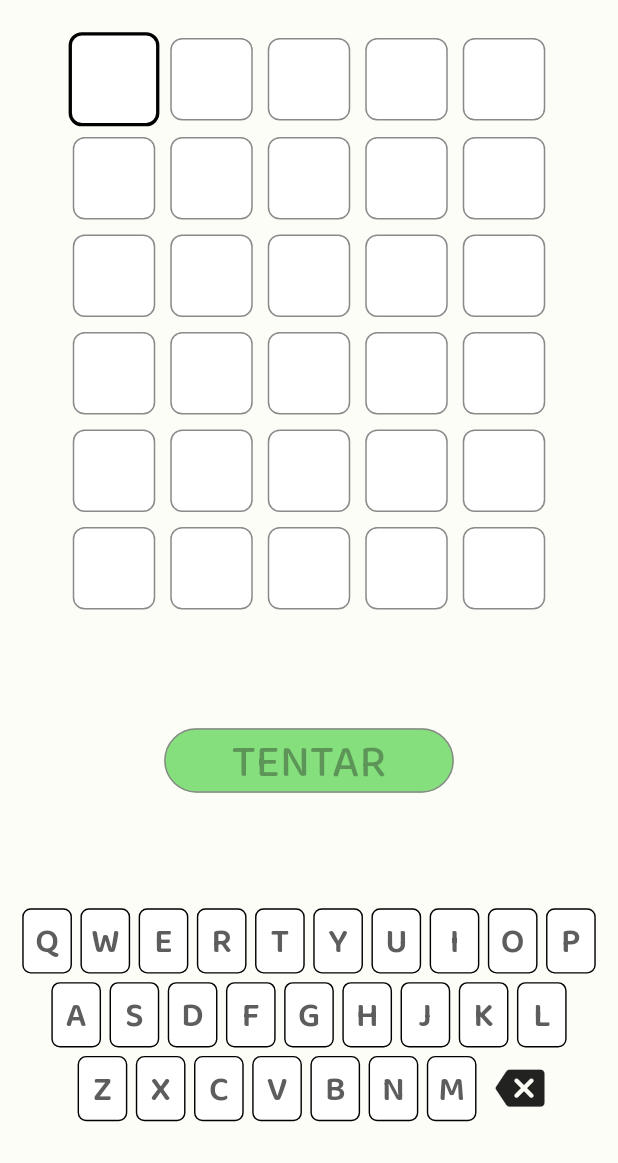
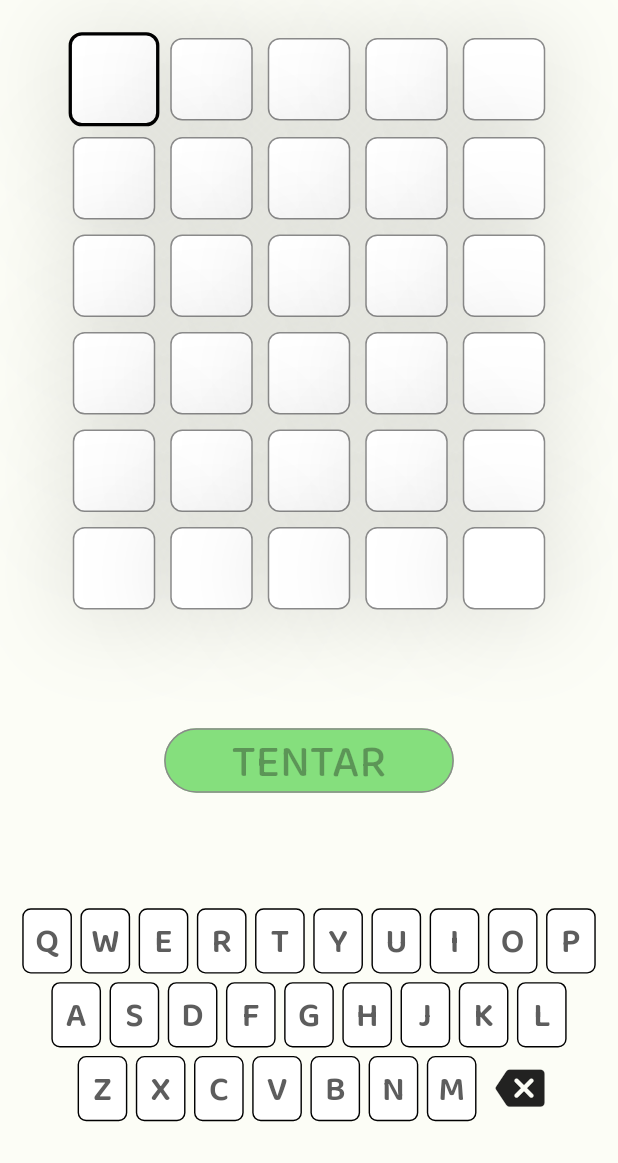
Before and after one commit to LucasSous/wordle, a Flutter app: the screen it shows after launch, on a phone screen of 412 x 824 dp, the part 73-1236 px from its top. Run offline on Flutter 3.47's test engine with Material 2 defaults, Android fonts, the phone set to English and light mode, and no system bars; drawn by our look-alikes of flutter_animate; our stand-ins replace flutter_mobx, flutter_modular, mobx; missing offline and left inert: animated_snack_bar; generated files the repository leaves out were written again.

```diff
--- a/lib/app/modules/home/components/keyboard_component.dart
+++ b/lib/app/modules/home/components/keyboard_component.dart
@@ -14,131 +14,19 @@ class KeyboardComponent extends StatefulWidget {
 class _KeyboardComponentState extends State<KeyboardComponent> {
   @override
   Widget build(BuildContext context) {
-    var homeStore = widget.homeStore;
     return FittedBox(
       child: Column(
         crossAxisAlignment: CrossAxisAlignment.center,
         children: [
+          keysRow(0, 9),
+          keysRow(10, 18),
           Row(
             mainAxisAlignment: MainAxisAlignment.center,
             children: [
-              KeyWidget(
-                  character: 'Q',
-                  color: bgColor('Q'),
-                  onTap: () => homeStore.clickTheKey('Q')),
-              KeyWidget(
-                  character: 'W',
-                  color: bgColor('W'),
-                  onTap: () => homeStore.clickTheKey('W')),
-              KeyWidget(
-                  character: 'E',
-                  color: bgColor('E'),
-                  onTap: () => homeStore.clickTheKey('E')),
-              KeyWidget(
-                  character: 'R',
-                  color: bgColor('R'),
-                  onTap: () => homeStore.clickTheKey('R')),
-              KeyWidget(
-                  character: 'T',
-                  color: bgColor('T'),
-                  onTap: () => homeStore.clickTheKey('T')),
-              KeyWidget(
-                  character: 'Y',
-                  color: bgColor('Y'),
-                  onTap: () => homeStore.clickTheKey('Y')),
-              KeyWidget(
-                  character: 'U',
-                  color: bgColor('U'),
-                  onTap: () => homeStore.clickTheKey('U')),
-              KeyWidget(
-                  character: 'I',
-                  color: bgColor('I'),
-                  onTap: () => homeStore.clickTheKey('I')),
-              KeyWidget(
-                  character: 'O',
-                  color: bgColor('O'),
-                  onTap: () => homeStore.clickTheKey('O')),
-              KeyWidget(
-                  character: 'P',
-                  color: bgColor('P'),
-                  onTap: () => homeStore.clickTheKey('P')),
-            ],
-          ),
-          Row(
-            mainAxisAlignment: MainAxisAlignment.center,
-            children: [
-              KeyWidget(
-                  character: 'A',
-                  color: bgColor('A'),
-                  onTap: () => homeStore.clickTheKey('A')),
-              KeyWidget(
-                  character: 'S',
-                  color: bgColor('S'),
-                  onTap: () => homeStore.clickTheKey('S')),
-              KeyWidget(
-                  character: 'D',
-                  color: bgColor('D'),
-                  onTap: () => homeStore.clickTheKey('D')),
-              KeyWidget(
-                  character: 'F',
-                  color: bgColor('F'),
-                  onTap: () => homeStore.clickTheKey('F')),
-              KeyWidget(
-                  character: 'G',
-                  color: bgColor('G'),
-                  onTap: () => homeStore.clickTheKey('G')),
-              KeyWidget(
-                  character: 'H',
-                  color: bgColor('H'),
-                  onTap: () => homeStore.clickTheKey('H')),
-              KeyWidget(
-                  character: 'J',
-                  color: bgColor('J'),
-                  onTap: () => homeStore.clickTheKey('J')),
-              KeyWidget(
-                  character: 'K',
-                  color: bgColor('K'),
-                  onTap: () => homeStore.clickTheKey('K')),
-              KeyWidget(
-                  character: 'L',
-                  color: bgColor('L'),
-                  onTap: () => homeStore.clickTheKey('L')),
-            ],
-          ),
-          Row(
-            mainAxisAlignment: MainAxisAlignment.center,
-            children: [
-              KeyWidget(
-                  character: 'Z',
-                  color: bgColor('Z'),
-                  onTap: () => homeStore.clickTheKey('Z')),
-              KeyWidget(
-                  character: 'X',
-                  color: bgColor('X'),
-                  onTap: () => homeStore.clickTheKey('X')),
-              KeyWidget(
-                  character: 'C',
-                  color: bgColor('C'),
-                  onTap: () => homeStore.clickTheKey('C')),
-              KeyWidget(
-                  character: 'V',
-                  color: bgColor('V'),
-                  onTap: () => homeStore.clickTheKey('V')),
-              KeyWidget(
-                  character: 'B',
-                  color: bgColor('B'),
-                  onTap: () => homeStore.clickTheKey('B')),
-              KeyWidget(
-                  character: 'N',
-                  color: bgColor('N'),
-                  onTap: () => homeStore.clickTheKey('N')),
-              KeyWidget(
-                  character: 'M',
-                  color: bgColor('M'),
-                  onTap: () => homeStore.clickTheKey('M')),
+              keysRow(19, 25),
               const SizedBox(width: 10),
               GestureDetector(
-                onTap: homeStore.clickDeleteKey,
+                onTap: widget.homeStore.clickDeleteKey,
                 child: const Icon(
                   Icons.backspace_rounded,
                   size: 35,
@@ -147,6 +35,56 @@ class _KeyboardComponentState extends State<KeyboardComponent> {
             ],
           )
         ],
+      ),
+    );
+  }
+
+  Row keysRow(int start, int end) {
+    var startIndex = start - 1;
+    var endIndex = end + 1;
+    final letters = [
+      'Q',
+      'W',
+      'E',
+      'R',
+      'T',
+      'Y',
+      'U',
+      'I',
+      'O',
+      'P',
+      'A',
+      'S',
+      'D',
+      'F',
+      'G',
+      'H',
+      'J',
+      'K',
+      'L',
+      'Z',
+      'X',
+      'C',
+      'V',
+      'B',
+      'N',
+      'M'
+    ];
+
+    return Row(
+      mainAxisAlignment: MainAxisAlignment.center,
+      children: List.generate(
+        letters.length,
+        (index) {
+          if (index > startIndex && index < endIndex) {
+            return KeyWidget(
+                character: letters[index],
+                color: bgColor(letters[index]),
+                onTap: () => widget.homeStore.clickTheKey(letters[index]));
+          } else {
+            return const SizedBox();
+          }
+        },
       ),
     );
   }
--- a/lib/app/shared/wordlist/wordlist.dart
+++ b/lib/app/shared/wordlist/wordlist.dart
@@ -996,5 +996,6 @@ List<String> wordlist = [
   "xampu",
   "toque",
   "usual",
-  "bruxa"
+  "bruxa",
+  "filme"
 ];
--- a/lib/app/widgets/text_box.dart
+++ b/lib/app/widgets/text_box.dart
@@ -30,6 +30,14 @@ class TextBox extends StatelessWidget {
             color: bgColor(status),
             border: Border.all(color: boderColor(), width: selected ? 2 : 1),
             borderRadius: BorderRadius.circular(8),
+            boxShadow: [
+              BoxShadow(
+                color: Colors.black.withOpacity(0.1),
+                spreadRadius: 5,
+                blurRadius: 50,
+                offset: const Offset(0, 3), // changes position of shadow
+              ),
+            ],
           ),
           child: Padding(
             padding: const EdgeInsets.symmetric(vertical: 5),
```
Also changed, not shown: lib/app/shared/utils/dialog.dart (added, +69 -0 lines).
